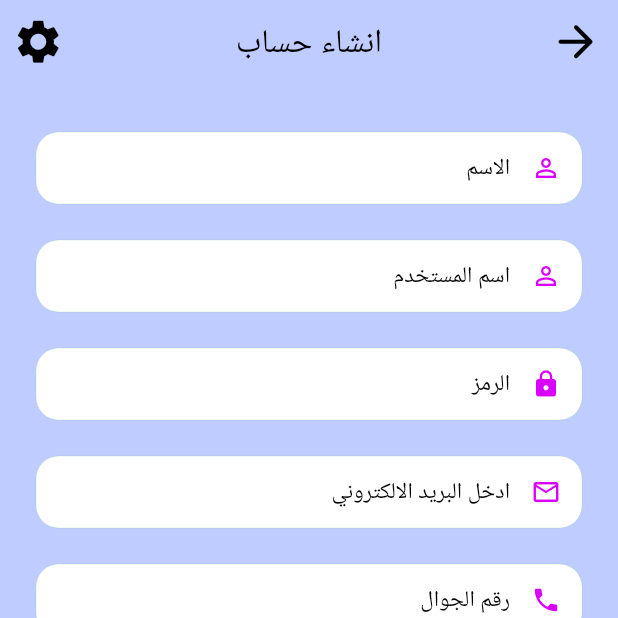
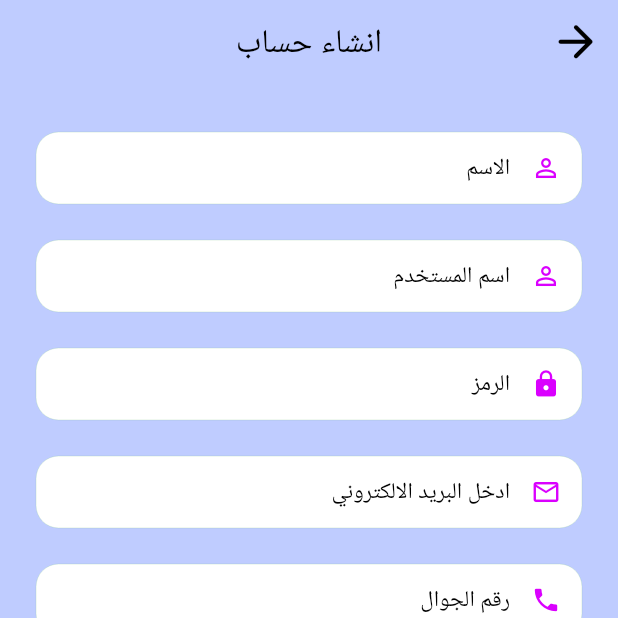
Before and after one commit to rehamsamy/kodra, a Flutter app: the RegisterView screen opened directly, on a phone screen of 412 x 824 dp, the top half of it. Run offline on Flutter 3.47's test engine with Material 2 defaults, Android fonts, the phone set to English and light mode, and no system bars; our stand-ins replace cached_network_image, dio, firebase_core, firebase_database, firebase_storage, flutter_screenutil and 13 more; missing offline and left inert: another_stepper, connectivity_plus_web, geolocator_web, location_web, restart_app, shared_preferences_web and 1 more; accounts and stored records are empty; generated files the repository leaves out were written again; Roboto replaces fonts that are missing (Monaco).

Commit message:
register - sign in

```diff
--- a/lib/app/core/values/localization/ar.dart
+++ b/lib/app/core/values/localization/ar.dart
@@ -111,7 +111,13 @@ Map<String, String> ar = {
   'female':'انثي',
   'hearing_impairment':'ذوي الاعاقة السمعيه',
   'user':'المستخدم',
-  'conver':'تحويل'
+  'conver':'تحويل',
+  'from_hint':'الي :',
+  'to_hint':'من :',
+  'subject':'الموضوع :',
+  'cancel':'الغاء',
+  'send':'ارسال',
+  'qodra':'قدرة'
 
 
 
--- a/lib/app/core/values/localization/en.dart
+++ b/lib/app/core/values/localization/en.dart
@@ -109,7 +109,13 @@ Map<String, String> en = {
   'sign_out':'ٍSignOut',
   'hearing_impairment':'Hearing Impairment',
   'user':'User',
-  'conver':'Convert'
+  'conver':'Convert',
+'from_hint':'From :',
+'to_hint':'To :',
+  'subject':'Subject :',
+'cancel':'Cancel',
+'send':'Send',
+  'qodra':'Qodra'
 
 
 };
--- a/lib/app/data/remote_data_source/auth_apis.dart
+++ b/lib/app/data/remote_data_source/auth_apis.dart
@@ -27,7 +27,7 @@ class AuthApis {
         Get.log('save data to storage'+loginModel.toString());
 
       }else if(x.statusCode==400){
-        print('step2');
+        print('step2  '+email.toString() +'      '+password);
          var y = json.decode(x.body);
         loginModel=LoginModel.fromJson(y);
         // loginModel=y;
--- a/lib/app/modules/auth/view/register_view.dart
+++ b/lib/app/modules/auth/view/register_view.dart
@@ -39,15 +39,15 @@ class RegisterView extends GetView<AuthController> {
                 size: 35,
               )) ,
           actions: [
-            IconButton(
-                onPressed: () {
-                  Get.off(() => const HomeView());
-                },
-                icon: const Icon(
-                  Icons.settings,
-                  color: Colors.black,
-                  size: 35,
-                )),
+            // IconButton(
+            //     onPressed: () {
+            //       Get.off(() => const HomeView());
+            //     },
+            //     icon: const Icon(
+            //       Icons.settings,
+            //       color: Colors.black,
+            //       size: 35,
+            //     )),
 
           ],
         ),
@@ -98,7 +98,7 @@ class RegisterView extends GetView<AuthController> {
                   CustomTextFormField(
                     hintText: 'phone_hint'.tr,
                     controller: controller.phoneController,
-                    keyboardType: TextInputType.text,
+                    keyboardType: TextInputType.number,
                     validateEmptyText: 'empty'.tr,
                     prefixIcon: Icons.phone,
                     radius: 15,
--- a/lib/app/modules/home/home_view.dart
+++ b/lib/app/modules/home/home_view.dart
@@ -23,11 +23,11 @@ class _HomeViewState extends State<HomeView> {
         elevation: 0,
         backgroundColor: kBackgroundColor,
         leading: IconButton(
-          icon:const Icon(Icons.menu,color: kPurpleColor,size: 35,),
+          icon:const Icon(Icons.settings,color: kPurpleColor,size: 40,),
           onPressed: () => _key.currentState!.openDrawer(),
         ),
         actions: [
-          IconButton(onPressed: (){}, icon:  const Icon(Icons.camera_alt,color: kPurpleColor,size: 35,))
+          // IconButton(onPressed: (){}, icon:  const Icon(Icons.camera_alt,color: kPurpleColor,size: 35,))
         ],
       ),
       body: Container(
--- a/lib/app/modules/items/splash_screen.dart
+++ b/lib/app/modules/items/splash_screen.dart
@@ -1,6 +1,7 @@
 import 'dart:async';
 import 'package:flutter/material.dart';
 import 'package:get/route_manager.dart';
+import 'package:kodra/app/core/get_binding.dart';
 import 'package:kodra/app/data/storage/local_storage.dart';
 import 'package:kodra/app/modules/auth/view/login_view.dart';
 import 'package:kodra/app/modules/home/home_view.dart';
@@ -17,7 +18,7 @@ class _SplashScreenState extends State<SplashScreen> {
   Widget build(BuildContext context) {
     Timer(const Duration(seconds: 5), () {
       Get.log('user2 ${ LocalStorage.isLoggedIn}  is saved to local storage');
-       Get.off(() => LocalStorage.isLoggedIn ? const HomeView() :  LoginView());
+       Get.off(() => LocalStorage.isLoggedIn ? const HomeView() :  LoginView(),binding: GetBinding());
       // Get.off(()=>HomeView());
     });
 
--- a/pubspec.yaml
+++ b/pubspec.yaml
@@ -95,6 +95,7 @@ dependencies:
 
 
 
+
 dev_dependencies:
   flutter_test:
     sdk: flutter
```
Also changed, not shown: lib/app/modules/auth/view/login_view.dart (+16 -10 lines), lib/app/modules/disability/view/disability_view.dart (+25 -12 lines), lib/app/modules/items/my_drawer.dart (+7 -4 lines), lib/app/modules/items/send_message.dart (added, +108 -0 lines), lib/main.dart (+3 -5 lines), 1 other file.
